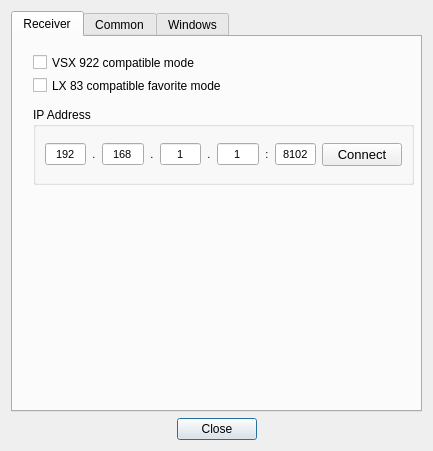
AceOfSnakes/AvrPioRemote, file settingsdialog.ui: the form before one commit.
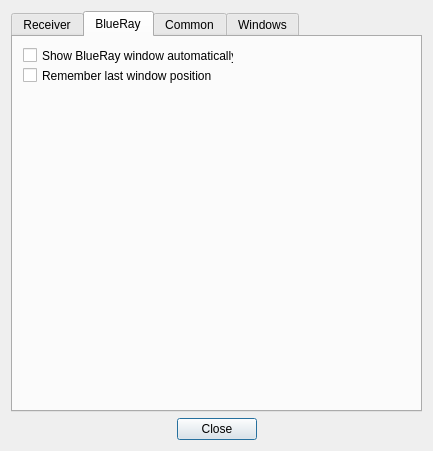
The form after the commit. The open tabs and pages were chosen to show the change.

Commit message: Neuer Tab in den Einstellungen für den BlueRay Player.

The edit to the form file:
```diff
--- a/settingsdialog.ui
+++ b/settingsdialog.ui
@@ -325,6 +325,37 @@
        </layout>
       </widget>
      </widget>
+     <widget class="QWidget" name="tab">
+      <attribute name="title">
+       <string>BlueRay</string>
+      </attribute>
+      <widget class="QCheckBox" name="ShowBlueRayWindowCheckBox">
+       <property name="geometry">
+        <rect>
+         <x>10</x>
+         <y>10</y>
+         <width>211</width>
+         <height>17</height>
+        </rect>
+       </property>
+       <property name="text">
+        <string>Show BlueRay window automatically</string>
+       </property>
+      </widget>
+      <widget class="QCheckBox" name="RestoreBlueRayWindowCheckBox">
+       <property name="geometry">
+        <rect>
+         <x>10</x>
+         <y>30</y>
+         <width>191</width>
+         <height>17</height>
+        </rect>
+       </property>
+       <property name="text">
+        <string>Remember last window position</string>
+       </property>
+      </widget>
+     </widget>
      <widget class="QWidget" name="tab_6">
       <attribute name="title">
        <string>Common</string>
```
The commit also changes 3 other files.
